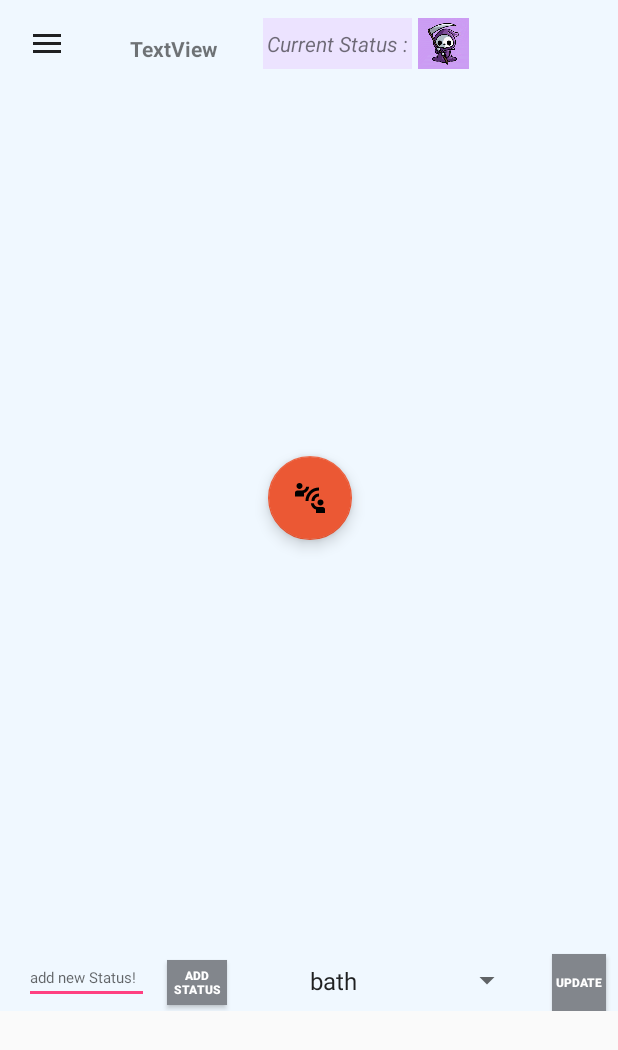
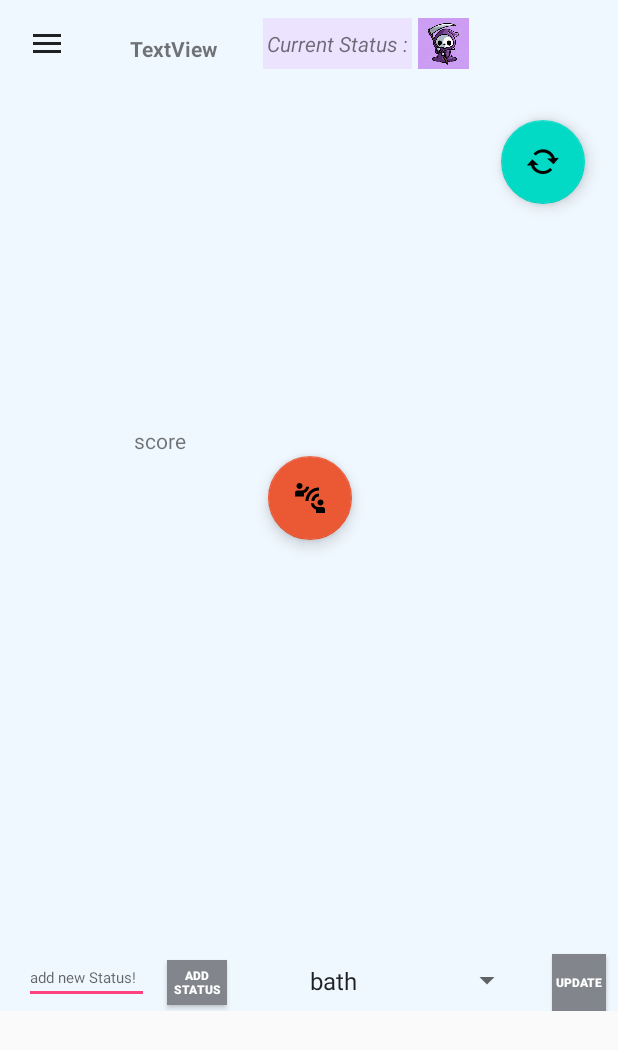
Before and after one commit to skrahat/Pannect-android, an Android app: the screen it shows after launch once a user with an empty profile is signed in (Live), on a phone screen of 412 x 824 dp. Shown: the top 1050 px of the screen. Run offline under Robolectric (Android 15) with nearby library versions, the phone set to English and light mode, and no system bars; our stand-ins replace Firebase (no records; nobody signed in at launch, a user with empty details on screens opened directly), Volley; libraries missing offline, so code that uses them is left out: com.firebase.client; network calls fail; 1 statement that could not run was skipped.

Commit message:
added scoring for one friend

```diff
--- a/app/src/main/java/com/example/bondhu/Live.java
+++ b/app/src/main/java/com/example/bondhu/Live.java
@@ -80,7 +80,7 @@ public class Live extends AppCompatActivity implements NavigationView.OnNavigati
     TextView noUsersText;
     TextView currentUser;
     TextView currentStatusView;
-    TextView testing;
+    TextView friend1Score;
     TextView testing2;
     Button friend1;
     Button friend2;
@@ -94,6 +94,7 @@ public class Live extends AppCompatActivity implements NavigationView.OnNavigati
     ArrayList<String> friendsStatusArray = new ArrayList<>();
     ArrayList<String> gifListArray = new ArrayList<>();
     ArrayList<String> totalStatus = new ArrayList<>();
+    ArrayList<String> currentUserTotalStatus = new ArrayList<>();
     ArrayList<String> friendsArrayID = new ArrayList<>();
 
     CountDownTimer timer;
@@ -118,7 +119,6 @@ public class Live extends AppCompatActivity implements NavigationView.OnNavigati
     GifImageView friend5Gif;
     GifImageView friend6Gif;
     GifImageView currentStatusGif;
-    FloatingActionButton btncurrentUser;
 
     DrawerLayout drawerLayout;
     NavigationView nav_view;
@@ -149,7 +149,7 @@ public class Live extends AppCompatActivity implements NavigationView.OnNavigati
         totalStatusList = (ListView)findViewById(R.id.totalStatusList);
         noUsersText = (TextView)findViewById(R.id.noUsersText);
         currentUser = (TextView)findViewById(R.id.currentUser);
-        //testing = (TextView)findViewById(R.id.testing);
+        friend1Score = (TextView)findViewById(R.id.friend1Score);
         //testing2 = (TextView)findViewById(R.id.testing2);
         friend1 = (Button )findViewById(R.id.friend1);
         friend2 = (Button)findViewById(R.id.friend2);
@@ -162,6 +162,7 @@ public class Live extends AppCompatActivity implements NavigationView.OnNavigati
         FloatingActionButton fabOption2 = findViewById(R.id.fabOption2);
         FloatingActionButton fabOption3 = findViewById(R.id.fabOption3);
         FloatingActionButton btncurrentUser = findViewById(R.id.btncurrentUser);
+        FloatingActionButton fabCheckScore = findViewById(R.id.fabCheckScore);
 
         etLiveStatus = findViewById(R.id.etLiveStatus);
         btnLiveStatusData2 = findViewById(R.id.btnLiveStatusData2);
@@ -190,7 +191,7 @@ public class Live extends AppCompatActivity implements NavigationView.OnNavigati
 
         statusDbRef = FirebaseDatabase.getInstance().getReference().child("status");
         statusDbRef2 = FirebaseDatabase.getInstance().getReference().child("users");
-
+        DatabaseReference databaseReference= FirebaseDatabase.getInstance().getReference("users");
 
         //navbar tools
         nav_view.bringToFront();
@@ -586,7 +587,7 @@ public class Live extends AppCompatActivity implements NavigationView.OnNavigati
                 Log.w(TAG, "Failed to read value.", error.toException());
             }
         });
-
+//////////------------working on center status buttons---------
         //status button from center selection FAB
         initShowOut(fabOption1);
         initShowOut(fabOption2);
@@ -626,9 +627,52 @@ public class Live extends AppCompatActivity implements NavigationView.OnNavigati
                 Toast.makeText(Live.this, "option3 clicked", Toast.LENGTH_SHORT).show();
             }
         });
+//////////------------working on center status buttons---------
+
+
+        //////////-----------/////check socre construction button------------------------------
+        fabCheckScore.setOnClickListener(new View.OnClickListener() {
+            @Override
+            public void onClick(View view) {
+                Query query=databaseReference.child(friendsArrayID.get(0)).child("totalStatus").orderByChild("time").limitToLast(5);
+                Query queryCurrentUser =databaseReference.child(UserDetails.id).child("totalStatus").orderByChild("time").limitToLast(5);
+
+                queryCurrentUser.addValueEventListener(new ValueEventListener() {
+                    @Override
+                    public void onDataChange(DataSnapshot dataSnapshot) {
+
+                        getCurrentUserOldStatus(dataSnapshot);
+
+                    }
+
+                    @Override
+                    public void onCancelled(DatabaseError databaseError) {
+
+                    }
+                });
+                query.addValueEventListener(new ValueEventListener() {
+                    @Override
+                    public void onDataChange(DataSnapshot dataSnapshot) {
+
+                        getSingleUserOldStatus(dataSnapshot);
+
+                    }
+
+                    @Override
+                    public void onCancelled(DatabaseError databaseError) {
+
+                    }
+                });
+                currentUserTotalStatus.retainAll(totalStatus);
+                friend1Score.setText("score:"+currentUserTotalStatus.size()+"/5");
+
+            }
+        });
+
+        //////////-----------/////check socre construction button------------------------------
 
         //view user's own status history
-        DatabaseReference databaseReference= FirebaseDatabase.getInstance().getReference("users");
+
         /*
         btncurrentUser.setOnClickListener(new View.OnClickListener() {
             @Override
@@ -1112,6 +1156,23 @@ public class Live extends AppCompatActivity implements NavigationView.OnNavigati
 
 
     }
+    //get 10 most recent status of current user
+    public void getCurrentUserOldStatus(DataSnapshot dataSnapshot){
+
+        currentUserTotalStatus.clear();
+        if (dataSnapshot.exists()) {
+            for (DataSnapshot snapshot : dataSnapshot.getChildren()) {
+                TotalStatus statusT = snapshot.getValue(TotalStatus.class);
+                currentUserTotalStatus.add(statusT.status);
+
+            }
+
+        }
+
+        totalStatusList.setAdapter(new ArrayAdapter<String>(Live.this, android.R.layout.simple_list_item_1, totalStatus));
+
+
+    }
 
     //generating array of friend
     public void doOnSuccessF(String s){
--- a/app/src/main/res/layout/activity_live.xml
+++ b/app/src/main/res/layout/activity_live.xml
@@ -408,6 +408,28 @@
                 app:layout_constraintStart_toStartOf="@+id/btncurrentUser"
                 app:layout_constraintTop_toBottomOf="@+id/btncurrentUser" />
 
+            <com.google.android.material.floatingactionbutton.FloatingActionButton
+                android:id="@+id/fabCheckScore"
+                android:layout_width="wrap_content"
+                android:layout_height="wrap_content"
+                android:layout_marginTop="80dp"
+                android:clickable="true"
+                app:layout_constraintEnd_toEndOf="parent"
+                app:layout_constraintHorizontal_bias="0.938"
+                app:layout_constraintStart_toStartOf="parent"
+                app:layout_constraintTop_toTopOf="parent"
+                app:srcCompat="@android:drawable/stat_notify_sync" />
+
+            <TextView
+                android:id="@+id/friend1Score"
+                android:layout_width="wrap_content"
+                android:layout_height="wrap_content"
+                android:layout_marginTop="8dp"
+                android:text="score"
+                app:layout_constraintEnd_toEndOf="@+id/friend1"
+                app:layout_constraintStart_toStartOf="@+id/friend1"
+                app:layout_constraintTop_toBottomOf="@+id/friend1" />
+
 
         </androidx.constraintlayout.widget.ConstraintLayout>
 
```
